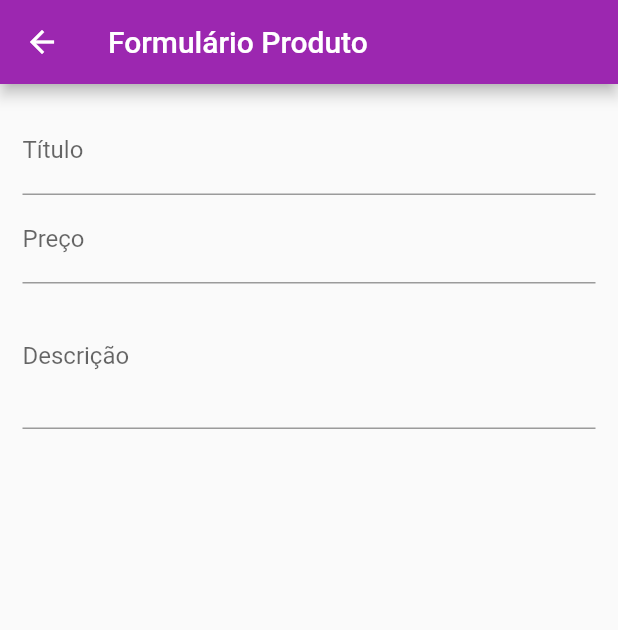
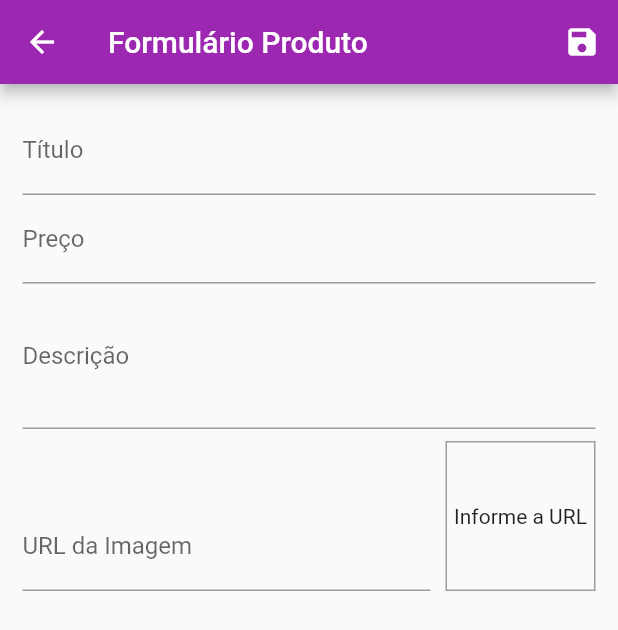
Before and after one commit to Micheli97/loja, a Flutter app: the ProductFormScreen screen opened by its route, on a phone screen of 412 x 824 dp. Shown: the top 630 px of the screen. Run offline on Flutter 3.47's test engine with Material 2 defaults, Android fonts, the phone set to English and light mode, and no system bars; missing offline and left inert: dart:ffi; network calls fail.

Commit message:
submtendo um formulario

```diff
--- a/loja/lib/views/product_form_screen.dart
+++ b/loja/lib/views/product_form_screen.dart
@@ -1,6 +1,8 @@
 import 'dart:ffi';
+import 'dart:math';
 
 import 'package:flutter/material.dart';
+import 'package:loja/providers/product.dart';
 
 class ProductFormScreen extends StatefulWidget {
   @override
@@ -12,21 +14,61 @@ class _ProductFormScreenState extends State<ProductFormScreen> {
   Widget build(BuildContext context) {
     final _priceFocusNode = FocusNode();
     final _descriptionFocusNode = FocusNode();
+    final _imageUrlFocusNode = FocusNode();
+    final _imageUrlController = TextEditingController();
+    final _form = GlobalKey<FormState>();
+    // essa global key e para acessar o formulário
+    final _formDdata = Map<String, Object>();
+    // criando um objeto a partir do map
+
+    void _updateImage() {
+      setState(() {});
+    }
+
+    @override
+    void initState() {
+      // inicializando o estado
+      super.initState();
+      _imageUrlFocusNode.addListener(_updateImage);
+    }
 
     @override
     void disposed() {
       super.dispose();
       _priceFocusNode.dispose();
       _descriptionFocusNode.dispose();
+      _imageUrlFocusNode.removeListener(_updateImage);
+      _imageUrlFocusNode.dispose();
+    }
+
+    void _saveForm() {
+      _form.currentState.save();
+      final newProduct = Product(
+        id: Random().nextDouble().toString(),
+        title: _formDdata['title'],
+        price: _formDdata['price'],
+        description: _formDdata['description'],
+        imageUrl: _formDdata['imageUrl'],
+        // acessando os valorers do formulario
+      );
     }
 
     return Scaffold(
       appBar: AppBar(
         title: Text('Formulário Produto'),
+        actions: [
+          IconButton(
+            icon: Icon(Icons.save),
+            onPressed: () {
+              _saveForm();
+            },
+          ),
+        ],
       ),
       body: Padding(
         padding: EdgeInsets.all(15.0),
         child: Form(
+          key: _form,
           child: ListView(
             children: [
               TextFormField(
@@ -36,6 +78,7 @@ class _ProductFormScreenState extends State<ProductFormScreen> {
                 onFieldSubmitted: (_) {
                   FocusScope.of(context).requestFocus(_priceFocusNode);
                 },
+                onSaved: (value) => _formDdata['title'] = value,
               ),
               TextFormField(
                   decoration: InputDecoration(labelText: 'Preço'),
@@ -46,13 +89,62 @@ class _ProductFormScreenState extends State<ProductFormScreen> {
                   onFieldSubmitted: (_) {
                     FocusScope.of(context).requestFocus(_descriptionFocusNode);
                   },
-              ),
+                  onSaved: (value) =>
+                      _formDdata['prive'] = double.parse(value)),
               TextFormField(
                 decoration: InputDecoration(labelText: 'Descrição'),
                 maxLines: 3,
                 keyboardType: TextInputType.multiline,
                 focusNode: _descriptionFocusNode,
+                onSaved: (value) => _formDdata['description'] = value,
               ),
+              Row(
+                crossAxisAlignment: CrossAxisAlignment.end,
+                // Quando não se tem a largura definida a row não é mostrada na tela
+                children: [
+                  Expanded(
+                    // ao usar o expandede ele corrige esse problema
+                    child: TextFormField(
+                      // O controller so esta sendo usasdo porque precisa do prevew
+                      // da imagem antes de submeter o formulário
+                      decoration: InputDecoration(
+                        labelText: 'URL da Imagem',
+                      ),
+                      keyboardType: TextInputType.url,
+                      textInputAction: TextInputAction.done,
+                      focusNode: _imageUrlFocusNode,
+                      controller: _imageUrlController,
+                      onFieldSubmitted: (_) {
+                        _saveForm();
+                      },
+                      onSaved: (value) => _formDdata['imageUrl'] = value,
+                    ),
+                  ),
+                  Container(
+                    height: 100,
+                    width: 100,
+                    margin: EdgeInsets.only(
+                      top: 8,
+                      left: 10,
+                    ),
+                    decoration: BoxDecoration(
+                      border: Border.all(
+                        color: Colors.grey,
+                        width: 1, // espessura da borda
+                      ),
+                    ),
+                    alignment: Alignment.center,
+                    child: _imageUrlController.text.isEmpty
+                        ? Text('Informe a URL')
+                        : FittedBox(
+                            child: Image.network(
+                              _imageUrlController.text,
+                              fit: BoxFit.cover,
+                            ),
+                          ),
+                  ),
+                ],
+              )
             ],
           ),
         ),
```
Lines whose indentation alone changed are shown as unchanged.
